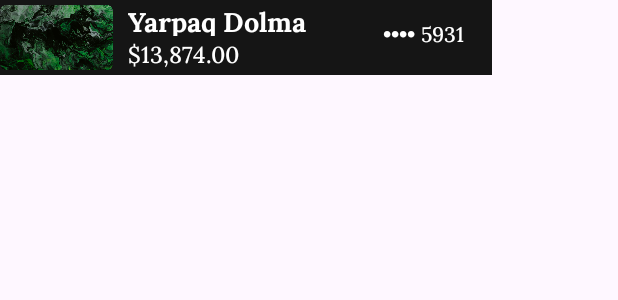
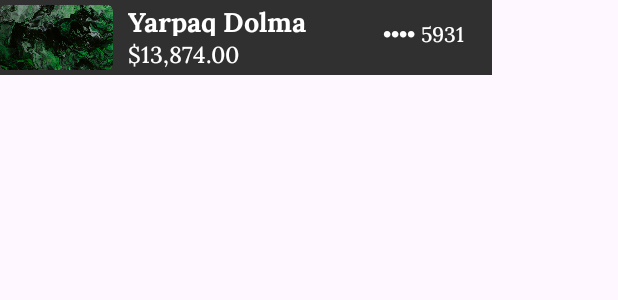
Before and after one commit to pinomo1/DolmaBank, an Android app: the layout cardwallet_item_layout.xml on its own in the app's theme, with its tools: preview values and no code run, on a phone screen of 412 x 824 dp. Shown: the top 300 px of the screen. Run offline under Robolectric (Android 15) with nearby library versions, the light colour scheme and no system bars.

Commit message:
Change card color

```diff
--- a/app/src/main/res/layout/cardwallet_item_layout.xml
+++ b/app/src/main/res/layout/cardwallet_item_layout.xml
@@ -1,7 +1,7 @@
 <LinearLayout xmlns:android="http://schemas.android.com/apk/res/android"
     android:layout_width="328dp"
     android:layout_height="50dp"
-    android:background="@color/backgroundColor">
+    android:background="#303030">
     <ImageView
         android:layout_width="75dp"
         android:layout_height="50dp"
```
